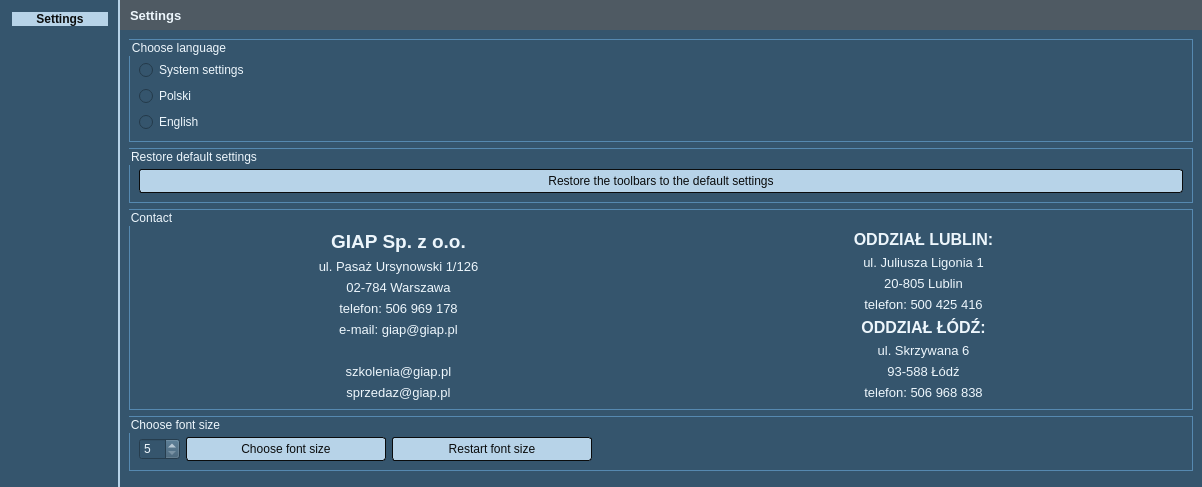
First picture: the form in Settings/ui_settings_layout.ui, repository GIAPspzoo/GIAP_PolaMap_lite, before the edit.
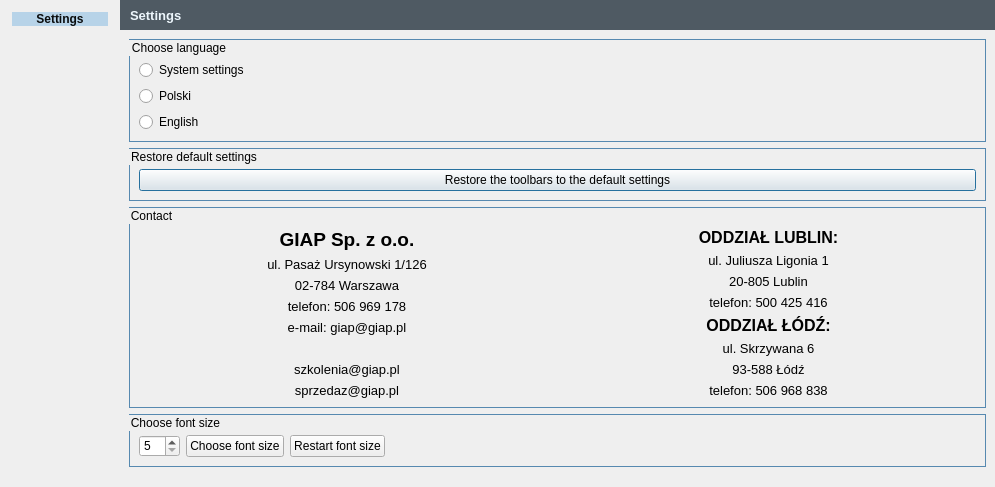
Second picture: the form after the edit. Icons and pictures are not drawn.

```diff
--- a/Settings/ui_settings_layout.ui
+++ b/Settings/ui_settings_layout.ui
@@ -40,10 +40,9 @@
   </property>
   <property name="styleSheet">
    <string notr="true">* {
-	background-color: rgb(53, 85, 109);
-    font: 10pt &quot;Segoe UI&quot;; 
-	color: #EDF6FC;
+    font: 10pt &quot;Segoe UI&quot;;
 }
+
 QComboBox
 {
 	selection-background-color: #b7d3e8;
@@ -83,7 +82,7 @@
 	border-left-width: 0;
 	border-left-color:  #1a2936;
 	border-left-style: solid;
-	border-top-right-radius: 3px; 
+	border-top-right-radius: 3px;
 	border-bottom-right-radius: 3px;
 }
 
@@ -92,7 +91,7 @@
 	image: url(icons/down_arrow_disabled.png);
 }
 
-QComboBox::down-arrow:on, 
+QComboBox::down-arrow:on,
 QComboBox::down-arrow:hover,
 QComboBox::down-arrow:focus
 {
@@ -106,28 +105,6 @@
     background-color: #4f5a63;
 }
 
-QPushButton {
-	color: #0A0C0D;
-	border: 1px solid #0A0C0D;
-	background-color: #b7d3e8;
-	border-radius: 3px;
-	padding: 4px;
-}
-
-QPushButton:hover {
-
-	font-weight: bold;
-}
-QPushButton:pressed {
-   background-color: #5689b0;
-   border: 1px solid #6fb1e3;
-}
-
-QPushButton:disabled
-{
-	color: gray;
-}
-
 QGroupBox {
 border: 1px solid #5689b0;
 }
@@ -421,18 +398,6 @@
               </item>
              <item row="0" column="1">
               <widget class="QPushButton" name="spinBox_button">
-               <property name="sizePolicy">
-                <sizepolicy hsizetype="Expanding" vsizetype="Expanding">
-                 <horstretch>0</horstretch>
-                 <verstretch>0</verstretch>
-                </sizepolicy>
-               </property>
-               <property name="minimumSize">
-                <size>
-                 <width>200</width>
-                 <height>0</height>
-                </size>
-               </property>
                <property name="text">
                 <string>Choose font size</string>
                </property>
@@ -440,18 +405,6 @@
              </item>
              <item row="0" column="2">
               <widget class="QPushButton" name="restart_button">
-               <property name="sizePolicy">
-                <sizepolicy hsizetype="Expanding" vsizetype="Expanding">
-                 <horstretch>0</horstretch>
-                 <verstretch>0</verstretch>
-                </sizepolicy>
-               </property>
-               <property name="minimumSize">
-                <size>
-                 <width>200</width>
-                 <height>0</height>
-                </size>
-               </property>
                <property name="text">
                 <string>Restart font size</string>
                </property>
```
Left out of the diff: 7 changed lines with no effect on the pictures.
